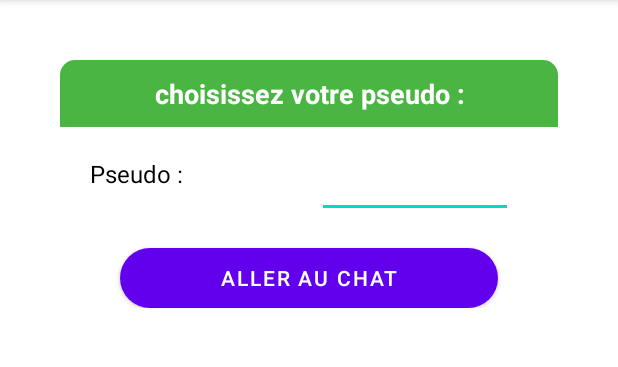
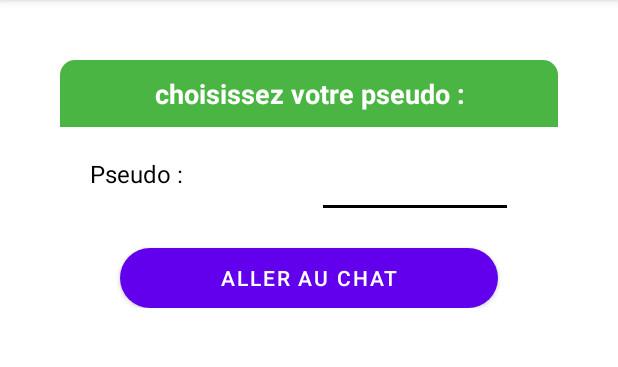
Before and after one commit to trak-dev/pictochat, an Android app: the JoinRoom screen opened directly, with no data from a screen before it, on a phone screen of 412 x 824 dp, the part 84-451 px from its top. Run offline under Robolectric (Android 15) with nearby library versions, the phone set to English and light mode, and no system bars; 3 statements that could not run were skipped.

```diff
--- a/app/src/main/res/layout/activity_dialog.xml
+++ b/app/src/main/res/layout/activity_dialog.xml
@@ -54,6 +54,7 @@
             android:layout_marginBottom="40dp"
             android:textColor="@color/black"
             android:textSize="16sp"
+            android:backgroundTint="@color/black"
             app:layout_constraintBottom_toBottomOf="parent"
             app:layout_constraintEnd_toEndOf="parent"
             app:layout_constraintStart_toEndOf="@+id/textPseudo"
@@ -78,6 +79,7 @@
         <EditText
             android:id="@+id/editMdpDialog"
             android:layout_width="0dp"
+            android:backgroundTint="@color/black"
             android:layout_height="wrap_content"
             android:layout_marginStart="10dp"
             android:layout_marginTop="18dp"
```
